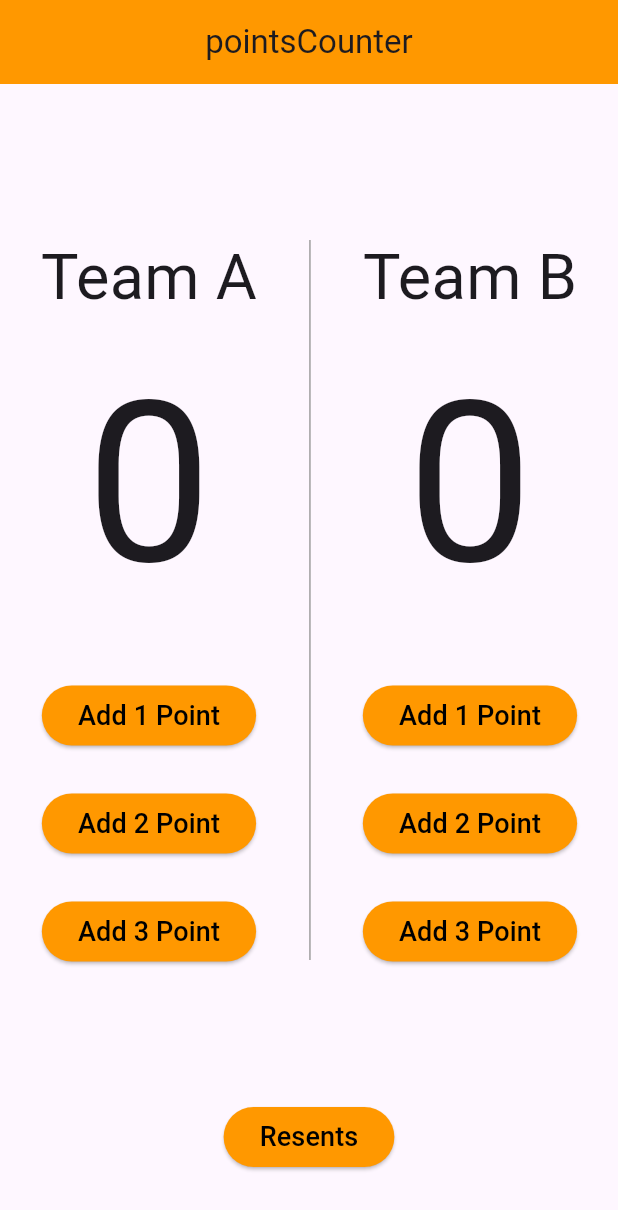
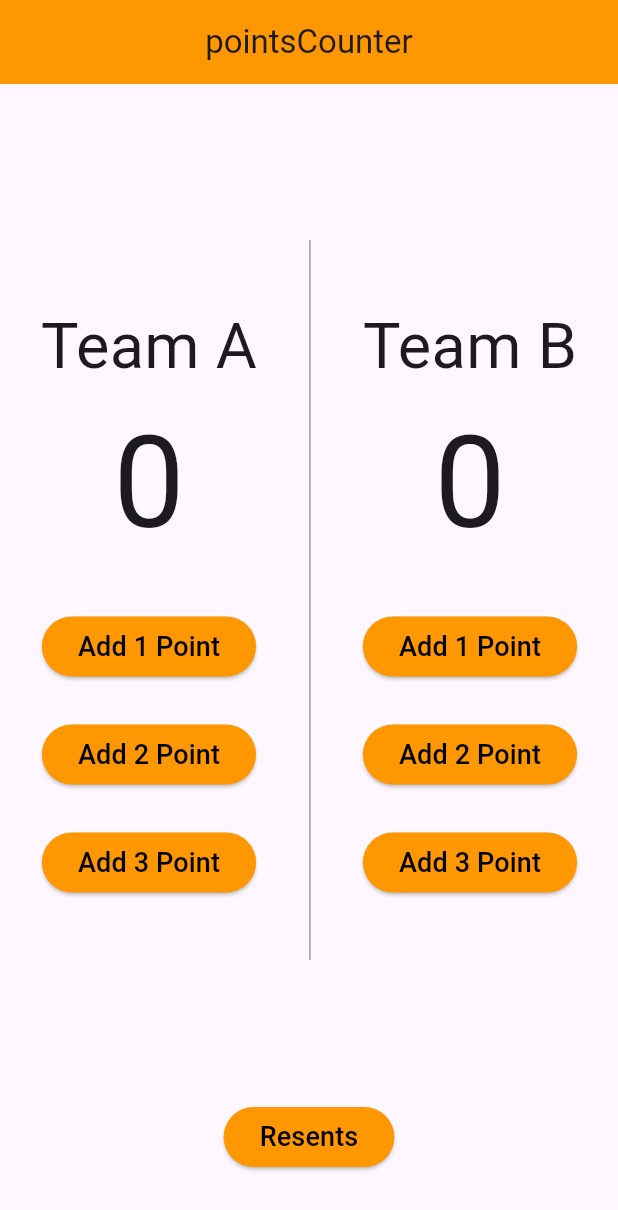
Before and after one commit to OmarKhaled00e/baskt_ball, a Flutter app: the screen it shows after launch, on a phone screen of 412 x 824 dp. Shown: the top 1210 px of the screen. Run offline on Flutter 3.47's test engine with Material 3 defaults, Android fonts, the phone set to English and light mode, and no system bars.

Commit message:
revise ui

```diff
--- a/lib/views/home_secrean.dart
+++ b/lib/views/home_secrean.dart
@@ -30,7 +30,7 @@ class _HomeSecreanState extends State<HomeSecrean> {
               Column(
                 children: [
                   Text('Team A', style: TextStyle(fontSize: 42)),
-                  Text('$teamAPoints', style: TextStyle(fontSize: 150)),
+                  Text('$teamAPoints', style: TextStyle(fontSize: 85)),
                   SizedBox(height: 24),
                   CustomButton(
                     onPressed: () {
@@ -72,7 +72,7 @@ class _HomeSecreanState extends State<HomeSecrean> {
               Column(
                 children: [
                   Text('Team B', style: TextStyle(fontSize: 42)),
-                  Text('$teamBPoints', style: TextStyle(fontSize: 150)),
+                  Text('$teamBPoints', style: TextStyle(fontSize: 85)),
                   SizedBox(height: 24),
                   CustomButton(
                     onPressed: () {
```
